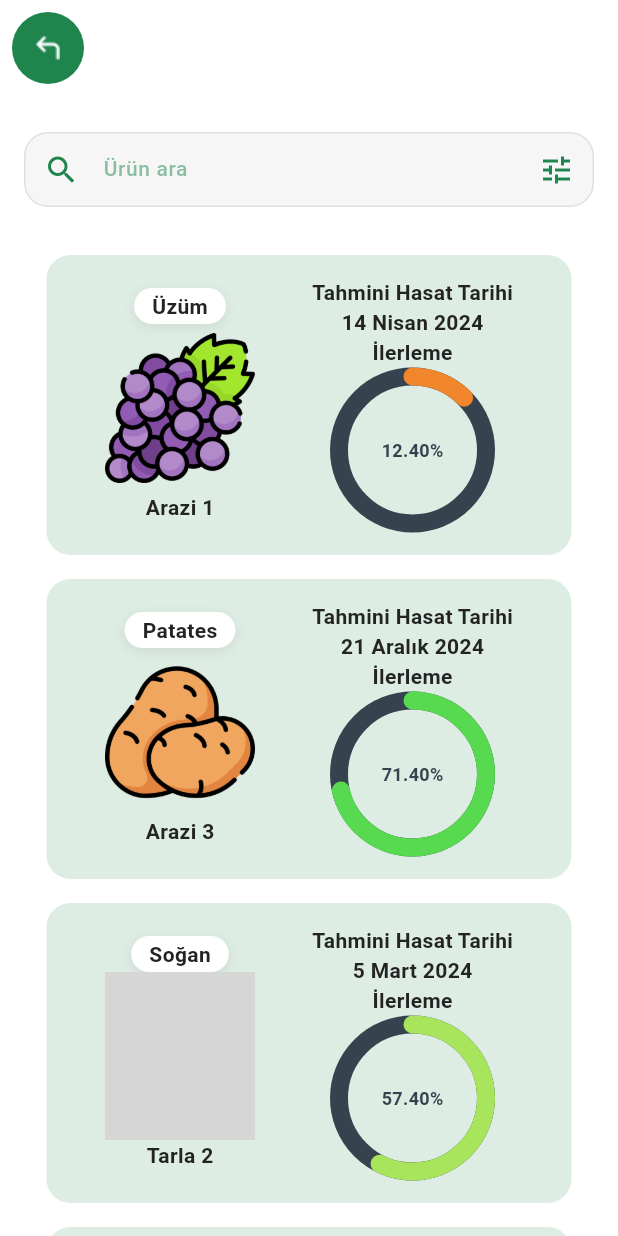
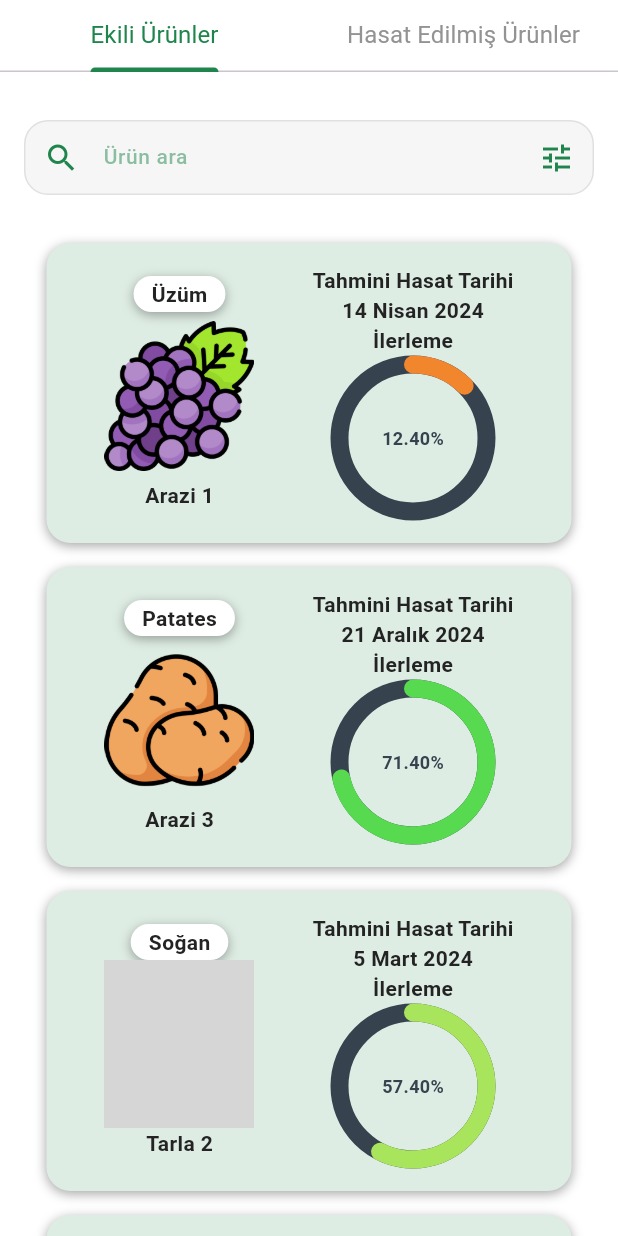
Before and after one commit to Mudrowe/Toprak-Rehberi, a Flutter app: the ProductsScreen screen opened directly, on a phone screen of 412 x 824 dp. Run offline on Flutter 3.47's test engine with Material 3 defaults, Android fonts, the phone set to English and light mode, and no system bars; drawn by our look-alikes of percent_indicator; our stand-ins replace get, logger; grey boxes are pictures that could not be loaded.

Commit message:
Add tabs to the products page
Tabs are not functional

```diff
--- a/lib/common/styles/shadows.dart
+++ b/lib/common/styles/shadows.dart
@@ -3,9 +3,9 @@ import 'package:toprak_rehberi/utils/constants/colors.dart';
 
 class TShadowStyle {
   static final productShadow = BoxShadow(
-    color: TColors.darkGrey.withOpacity(0.1),
-    blurRadius: 10,
-    spreadRadius: 7,
+    color: TColors.black.withOpacity(0.4),
+    blurRadius: 6,
+    spreadRadius: 0,
     offset: const Offset(0, 2),
   );
 }
--- /dev/null
+++ b/lib/common/widgets/appbar/tabbar.dart
@@ -0,0 +1,30 @@
+import 'package:flutter/material.dart';
+import 'package:toprak_rehberi/utils/constants/colors.dart';
+import 'package:toprak_rehberi/utils/device/device_utility.dart';
+import 'package:toprak_rehberi/utils/helpers/helper_functions.dart';
+
+class TTabBar extends StatelessWidget implements PreferredSizeWidget {
+  const TTabBar({super.key, required this.tabs});
+
+  final List<Widget> tabs;
+
+  @override
+  Widget build(BuildContext context) {
+    final dark = THelperFunctions.isDarkMode(context);
+    return Material(
+      child: Container(
+        color: dark ? TColors.black : TColors.white,
+        child: TabBar(
+          tabs: tabs,
+          isScrollable: false,
+          indicatorColor: TColors.primaryColor,
+          labelColor: TColors.primaryColor,
+          unselectedLabelColor: TColors.darkGrey,
+        ),
+      ),
+    );
+  }
+
+  @override
+  Size get preferredSize => Size.fromHeight(TDeviceUtils.getAppBarHeight());
+}
--- a/lib/common/widgets/products/product_card.dart
+++ b/lib/common/widgets/products/product_card.dart
@@ -1,5 +1,6 @@
 import 'package:flutter/material.dart';
 import 'package:get/get.dart';
+import 'package:toprak_rehberi/common/styles/shadows.dart';
 import 'package:toprak_rehberi/common/widgets/products/widgets/product_image.dart';
 import 'package:toprak_rehberi/common/widgets/products/widgets/product_progress.dart';
 import 'package:toprak_rehberi/features/main_pages/home/home.dart';
@@ -28,10 +29,10 @@ class TProductCard extends StatelessWidget {
     return GestureDetector(
       onTap: () => Get.to(() => const HomeScreen()),
       child: Container(
-        padding: const EdgeInsets.all(1),
         width: TSizes.cardWidth,
         height: TSizes.cardHeight,
         decoration: BoxDecoration(
+          boxShadow: [TShadowStyle.productShadow],
           color: TColors.softGreen,
           borderRadius: BorderRadius.circular(TSizes.cardRadiusLg),
         ),
--- a/lib/common/widgets/products/widgets/product_image.dart
+++ b/lib/common/widgets/products/widgets/product_image.dart
@@ -1,4 +1,5 @@
 import 'package:flutter/material.dart';
+import 'package:toprak_rehberi/common/styles/shadows.dart';
 import 'package:toprak_rehberi/utils/constants/colors.dart';
 import 'package:toprak_rehberi/utils/constants/sizes.dart';
 
@@ -23,15 +24,10 @@ class TProductImage extends StatelessWidget {
         Container(
           padding: const EdgeInsets.symmetric(vertical: 2, horizontal: 12),
           decoration: BoxDecoration(
-              color: TColors.white,
-              borderRadius: BorderRadius.circular(TSizes.borderRadiusLg),
-              boxShadow: [
-                BoxShadow(
-                  color: TColors.black.withOpacity(0.1),
-                  blurRadius: 6,
-                  offset: const Offset(0, 2),
-                )
-              ]),
+            color: TColors.white,
+            borderRadius: BorderRadius.circular(TSizes.borderRadiusLg),
+            boxShadow: [TShadowStyle.productShadow]
+          ),
           child: Text(
             productName,
             style: const TextStyle(
--- a/lib/features/main_pages/products/products.dart
+++ b/lib/features/main_pages/products/products.dart
@@ -1,90 +1,33 @@
 import 'package:flutter/material.dart';
-import 'package:toprak_rehberi/common/widgets/appbar/appbar.dart';
-import 'package:toprak_rehberi/common/widgets/custom_shapes/containers/search_container.dart';
-import 'package:toprak_rehberi/common/widgets/products/product_card.dart';
-import 'package:toprak_rehberi/utils/constants/image_strings.dart';
-import 'package:toprak_rehberi/utils/constants/sizes.dart';
+import 'package:toprak_rehberi/common/widgets/appbar/tabbar.dart';
+import 'package:toprak_rehberi/features/main_pages/products/widgets/planted_products.dart';
 
 class ProductsScreen extends StatelessWidget {
   const ProductsScreen({super.key});
 
   @override
   Widget build(BuildContext context) {
-    return const Scaffold(
-      appBar: TAppBar(),
+    return const DefaultTabController(
+      length: 2,
+      child: Scaffold(
+        //appBar: TAppBar(),
         body: SingleChildScrollView(
           child: Column(
             children: [
-            SizedBox(
-              height: TSizes.spaceBtwSections,
+              TTabBar(tabs: [
+                Tab(
+                  child: Text(
+                    'Ekili Ürünler',
                   ),
-            TSearchContainer(
-              text: 'Ürün ara',
                 ),
-            SizedBox(
-              height: TSizes.spaceBtwSections,
+                Tab(
+                  child: Text('Hasat Edilmiş Ürünler'),
+                )
+              ]),
+
+              TPlantedProducts(),
+            ],
           ),
-            TProductCard(
-              productName: 'Üzüm',
-              progressPercentage: 0.124,
-              fieldName: 'Arazi 1',
-              imagePath: TImages.grape,
-              harvestDate: '14 Nisan 2024',
-            ),
-            SizedBox(
-              height: TSizes.spaceBtwItems,
-            ),
-            TProductCard(
-              productName: 'Patates',
-              progressPercentage: 0.714,
-              fieldName: 'Arazi 3',
-              imagePath: TImages.potato,
-              harvestDate: '21 Aralık 2024',
-            ),
-            SizedBox(
-              height: TSizes.spaceBtwItems,
-            ),
-            TProductCard(
-              productName: 'Soğan',
-              progressPercentage: 0.574,
-              fieldName: 'Tarla 2',
-              imagePath: TImages.onion,
-              harvestDate: '5 Mart 2024',
-            ),
-            SizedBox(
-              height: TSizes.spaceBtwItems,
-            ),
-            TProductCard(
-              productName: 'Buğday',
-              progressPercentage: 0.34,
-              fieldName: 'Bahçe 1',
-              imagePath: TImages.wheat,
-              harvestDate: '5 Haziran 2022',
-            ),
-            SizedBox(
-              height: TSizes.spaceBtwItems,
-            ),
-            TProductCard(
-              productName: 'Elma',
-              progressPercentage: 0.0445,
-              fieldName: 'Tarla 1',
-              imagePath: TImages.apple,
-              harvestDate: '2 Şubat 2024',
-            ),
-            SizedBox(
-              height: TSizes.spaceBtwItems,
-            ),
-            TProductCard(
-              productName: 'Havuç',
-              progressPercentage: 0.444,
-              fieldName: 'Arazi 1',
-              imagePath: TImages.carrot,
-              harvestDate: '1 Mayıs 2024',
-            ),
-            SizedBox(
-              height: TSizes.spaceBtwItems,
-            ),
-          ],
         ),
       ),
     );
--- /dev/null
+++ b/lib/features/main_pages/products/widgets/planted_products.dart
@@ -0,0 +1,88 @@
+import 'package:flutter/material.dart';
+import 'package:toprak_rehberi/common/widgets/custom_shapes/containers/search_container.dart';
+import 'package:toprak_rehberi/common/widgets/products/product_card.dart';
+import 'package:toprak_rehberi/utils/constants/image_strings.dart';
+import 'package:toprak_rehberi/utils/constants/sizes.dart';
+
+class TPlantedProducts extends StatelessWidget {
+  const TPlantedProducts({
+    super.key,
+  });
+
+  @override
+  Widget build(BuildContext context) {
+    return const Column(
+      children: [
+        SizedBox(
+          height: TSizes.spaceBtwSections,
+        ),
+        TSearchContainer(
+          text: 'Ürün ara',
+        ),
+        SizedBox(
+          height: TSizes.spaceBtwSections,
+        ),
+        TProductCard(
+          productName: 'Üzüm',
+          progressPercentage: 0.124,
+          fieldName: 'Arazi 1',
+          imagePath: TImages.grape,
+          harvestDate: '14 Nisan 2024',
+        ),
+        SizedBox(
+          height: TSizes.spaceBtwItems,
+        ),
+        TProductCard(
+          productName: 'Patates',
+          progressPercentage: 0.714,
+          fieldName: 'Arazi 3',
+          imagePath: TImages.potato,
+          harvestDate: '21 Aralık 2024',
+        ),
+        SizedBox(
+          height: TSizes.spaceBtwItems,
+        ),
+        TProductCard(
+          productName: 'Soğan',
+          progressPercentage: 0.574,
+          fieldName: 'Tarla 2',
+          imagePath: TImages.onion,
+          harvestDate: '5 Mart 2024',
+        ),
+        SizedBox(
+          height: TSizes.spaceBtwItems,
+        ),
+        TProductCard(
+          productName: 'Buğday',
+          progressPercentage: 0.34,
+          fieldName: 'Bahçe 1',
+          imagePath: TImages.wheat,
+          harvestDate: '5 Haziran 2022',
+        ),
+        SizedBox(
+          height: TSizes.spaceBtwItems,
+        ),
+        TProductCard(
+          productName: 'Elma',
+          progressPercentage: 0.0445,
+          fieldName: 'Tarla 1',
+          imagePath: TImages.apple,
+          harvestDate: '2 Şubat 2024',
+        ),
+        SizedBox(
+          height: TSizes.spaceBtwItems,
+        ),
+        TProductCard(
+          productName: 'Havuç',
+          progressPercentage: 0.444,
+          fieldName: 'Arazi 1',
+          imagePath: TImages.carrot,
+          harvestDate: '1 Mayıs 2024',
+        ),
+        SizedBox(
+          height: TSizes.spaceBtwItems,
+        ),
+      ],
+    );
+  }
+}
--- a/pubspec.yaml
+++ b/pubspec.yaml
@@ -18,6 +18,7 @@ dependencies:
   intl: ^0.18.1
   logger: ^2.0.1
   url_launcher: ^6.1.12
+  carousel_slider: ^4.2.1
   arc_progress_bar_new: ^1.0.4
   percent_indicator: ^4.2.2
 
```
Also changed, not shown: pubspec.lock. Lines whose indentation alone changed are shown as unchanged.
